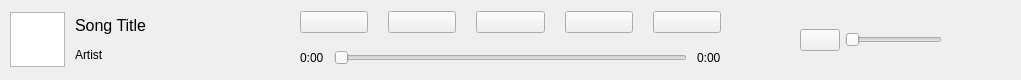
Qt form src/frontend/controls.ui (MilanJzo/eda-mp3) before a commit.
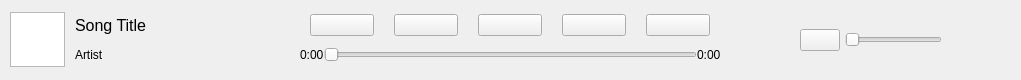
The same form after that commit. Icons and pictures are not drawn.

The edit to the form file:
```diff
--- a/src/frontend/controls.ui
+++ b/src/frontend/controls.ui
@@ -139,8 +139,22 @@
       </item>
       <item>
        <layout class="QVBoxLayout" name="songControls">
+        <property name="spacing">
+         <number>0</number>
+        </property>
+        <property name="sizeConstraint">
+         <enum>QLayout::SizeConstraint::SetDefaultConstraint</enum>
+        </property>
+        <item>
+         <layout class="QHBoxLayout" name="buttonsCentering">
         <item>
          <widget class="QWidget" name="buttons" native="true">
+            <property name="maximumSize">
+             <size>
+              <width>400</width>
+              <height>16777215</height>
+             </size>
+            </property>
           <layout class="QHBoxLayout" name="songControlsLayout">
            <property name="spacing">
             <number>20</number>
@@ -215,10 +229,20 @@
           </layout>
          </widget>
         </item>
+         </layout>
+        </item>
+        <item>
+         <layout class="QHBoxLayout" name="progressCentering">
         <item>
          <layout class="QHBoxLayout" name="progressLayout">
           <item>
            <widget class="QLabel" name="currentTime">
+              <property name="sizePolicy">
+               <sizepolicy hsizetype="Minimum" vsizetype="Minimum">
+                <horstretch>0</horstretch>
+                <verstretch>0</verstretch>
+               </sizepolicy>
+              </property>
             <property name="text">
              <string>0:00</string>
             </property>
@@ -226,6 +250,12 @@
           </item>
           <item>
            <widget class="QSlider" name="progress">
+              <property name="maximumSize">
+               <size>
+                <width>400</width>
+                <height>16777215</height>
+               </size>
+              </property>
             <property name="styleSheet">
              <string notr="true"/>
             </property>
@@ -236,10 +266,18 @@
           </item>
           <item>
            <widget class="QLabel" name="totalTime">
+              <property name="sizePolicy">
+               <sizepolicy hsizetype="Minimum" vsizetype="Minimum">
+                <horstretch>0</horstretch>
+                <verstretch>0</verstretch>
+               </sizepolicy>
+              </property>
             <property name="text">
              <string>0:00</string>
             </property>
            </widget>
+            </item>
+           </layout>
           </item>
          </layout>
         </item>
```
Lines whose indentation alone changed are shown as unchanged.
